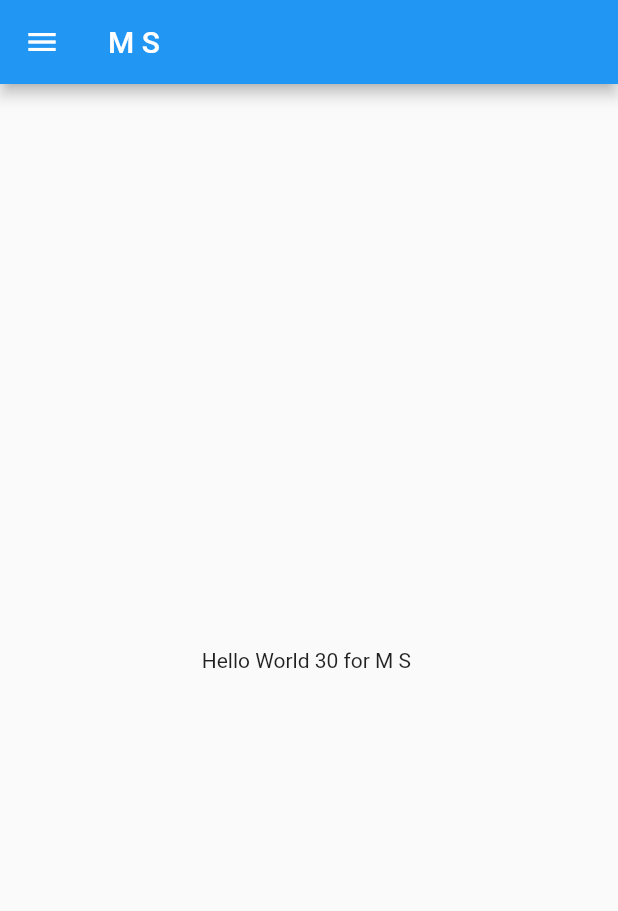
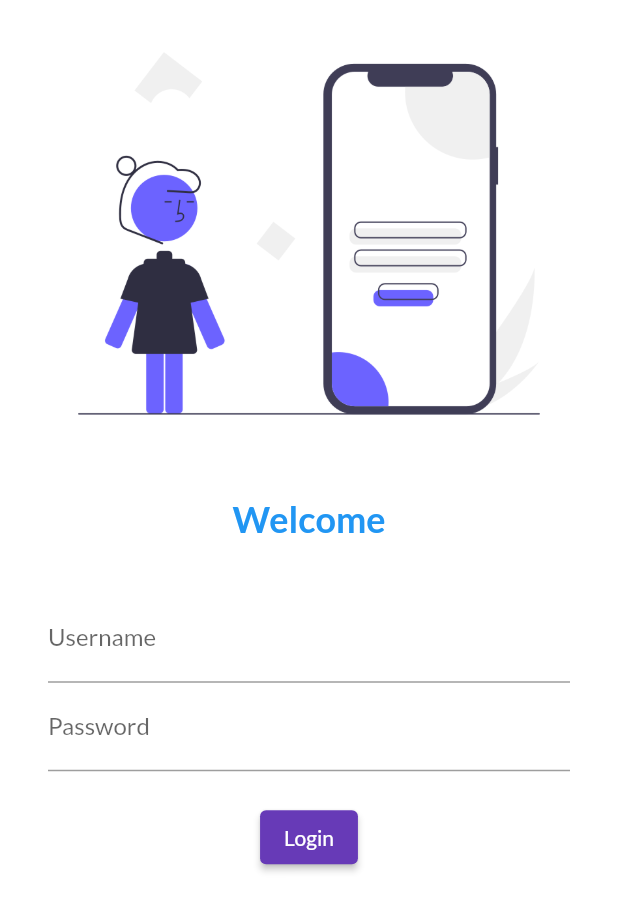
Before and after one commit to ChathurKondasani/Learn-Flutter, a Flutter app: the screen it shows after launch, on a phone screen of 412 x 824 dp. Shown: the top 911 px of the screen. Run offline on Flutter 3.47's test engine with Material 2 defaults, Android fonts, the light colour scheme and no system bars; our stand-ins replace google_fonts.

Commit message:
Four completed

```diff
--- /dev/null
+++ b/lib/Screens/login.dart
@@ -0,0 +1,65 @@
+import 'package:flutter/material.dart';
+
+class LoginPage extends StatelessWidget {
+  const LoginPage({Key? key}) : super(key: key);
+
+  @override
+  Widget build(BuildContext context) {
+    return Material(
+      color: Colors.white,
+      child: Column(
+        children: [
+          Image.asset(
+            "assets/images/login.png",
+            fit: BoxFit.cover,
+          ),
+          SizedBox(
+            height: 20.0,
+          ),
+          Text(
+            "Welcome",
+            style: TextStyle(
+              fontSize: 24,
+              fontWeight: FontWeight.bold,
+              color: Colors.blue,
+            ),
+          ),
+          SizedBox(
+            height: 20.0,
+          ),
+          Padding(
+            padding:
+                const EdgeInsets.symmetric(vertical: 16.0, horizontal: 32.0),
+            child: Column(
+              children: [
+                TextFormField(
+                  decoration: InputDecoration(
+                    hintText: "Enter Username",
+                    labelText: "Username",
+                  ),
+                ),
+                TextFormField(
+                  obscureText: true,
+                  decoration: InputDecoration(
+                    hintText: "Enter Password",
+                    labelText: "Password",
+                  ),
+                ),
+                SizedBox(
+                  height: 20.0,
+                ),
+                ElevatedButton(
+                  child: Text("Login"),
+                  style: TextButton.styleFrom(),
+                  onPressed: () {
+                    print("Login Sucsess");
+                  },
+                )
+              ],
+            ),
+          )
+        ],
+      ),
+    );
+  }
+}
--- a/lib/main.dart
+++ b/lib/main.dart
@@ -1,5 +1,7 @@
 import 'package:flutter/material.dart';
-import 'package:ms/home.dart';
+import 'package:google_fonts/google_fonts.dart';
+import 'package:ms/Screens/home.dart';
+import 'package:ms/Screens/login.dart';
 
 void main() {
   runApp(Myapp());
@@ -10,9 +12,20 @@ class Myapp extends StatelessWidget {
 
   @override
   Widget build(BuildContext context) {
+    return MaterialApp(
+      themeMode: ThemeMode.light,
+      theme: ThemeData(primarySwatch: Colors.deepPurple,
+      fontFamily: GoogleFonts.lato().fontFamily,
+      ),
 
-    return MaterialApp(
-      home: HomePage(),
+      darkTheme: ThemeData(
+        brightness: Brightness.dark,
+      ),
+      initialRoute: "/Login",
+      routes: {
+        "/": (context) => HomePage(),
+        "/Login": (context) => LoginPage(),
+      },
     );
   }
 }
--- a/pubspec.yaml
+++ b/pubspec.yaml
@@ -25,9 +25,11 @@ dependencies:
     sdk: flutter
 
 
+
   # The following adds the Cupertino Icons font to your application.
   # Use with the CupertinoIcons class for iOS style icons.
   cupertino_icons: ^1.0.2
+  google_fonts: ^2.1.0
 
 dev_dependencies:
   flutter_test:
@@ -45,8 +47,8 @@ flutter:
   uses-material-design: true
 
   # To add assets to your application, add an assets section, like this:
-  # assets:
-  #   - images/a_dot_burr.jpeg
+  assets:
+     - assets/images/
   #   - images/a_dot_ham.jpeg
 
   # An image asset can refer to one or more resolution-specific "variants", see
```
Also changed, not shown: assets/images/login.png (added), lib/Screens/home.dart (renamed from lib/home.dart), pubspec.lock.
